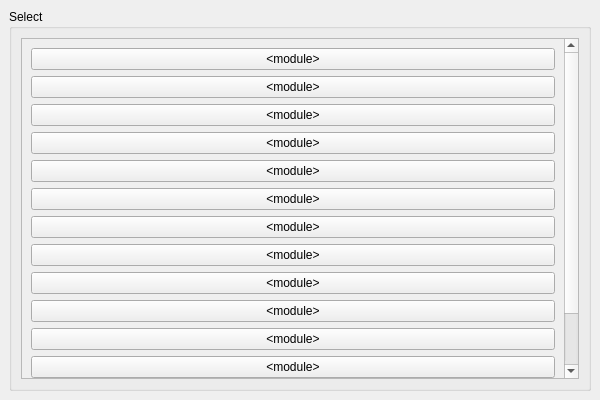
Qt form gui/v-20200817/Design.ui (romeo31-alt/OctoCAD) before a commit.
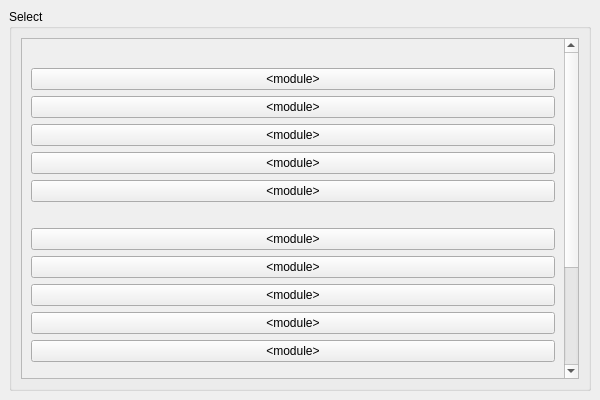
The same form after that commit. Icons and pictures are not drawn.

What changed in the file:
```diff
--- a/gui/v-20200817/Design.ui
+++ b/gui/v-20200817/Design.ui
@@ -54,10 +54,17 @@
             <x>0</x>
             <y>0</y>
             <width>543</width>
-            <height>418</height>
+            <height>504</height>
            </rect>
           </property>
           <layout class="QVBoxLayout" name="verticalLayout_2">
+           <item>
+            <widget class="QLabel" name="label">
+             <property name="text">
+              <string>&lt;category&gt;</string>
+             </property>
+            </widget>
+           </item>
            <item>
             <widget class="QPushButton" name="pushButton_2">
              <property name="text">
@@ -93,6 +100,13 @@
              </property>
             </widget>
            </item>
+           <item>
+            <widget class="QLabel" name="label_2">
+             <property name="text">
+              <string>&lt;category&gt;</string>
+             </property>
+            </widget>
+           </item>
            <item>
             <widget class="QPushButton" name="pushButton_12">
              <property name="text">
@@ -128,6 +142,13 @@
              </property>
             </widget>
            </item>
+           <item>
+            <widget class="QLabel" name="label_3">
+             <property name="text">
+              <string>&lt;category&gt;</string>
+             </property>
+            </widget>
+           </item>
            <item>
             <widget class="QPushButton" name="pushButton_7">
              <property name="text">
@@ -142,6 +163,13 @@
              </property>
             </widget>
            </item>
+           <item>
+            <widget class="QPushButton" name="pushButton_15">
+             <property name="text">
+              <string>&lt;module&gt;</string>
+             </property>
+            </widget>
+           </item>
            <item>
             <widget class="QPushButton" name="pushButton_4">
              <property name="text">
```
